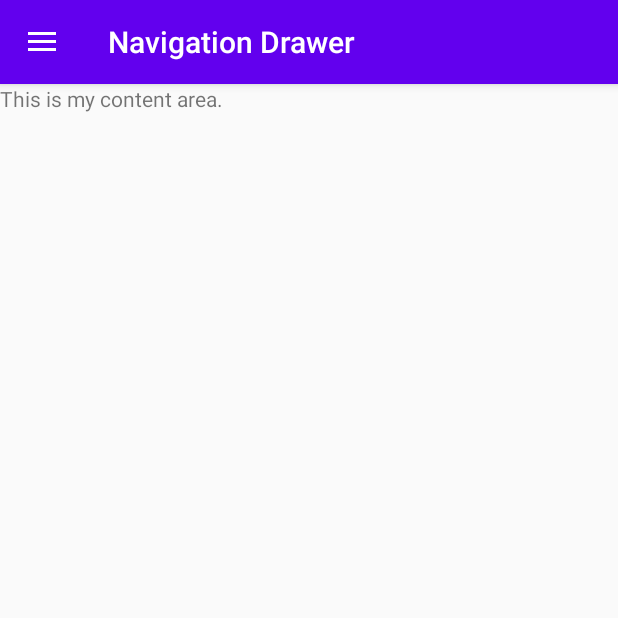
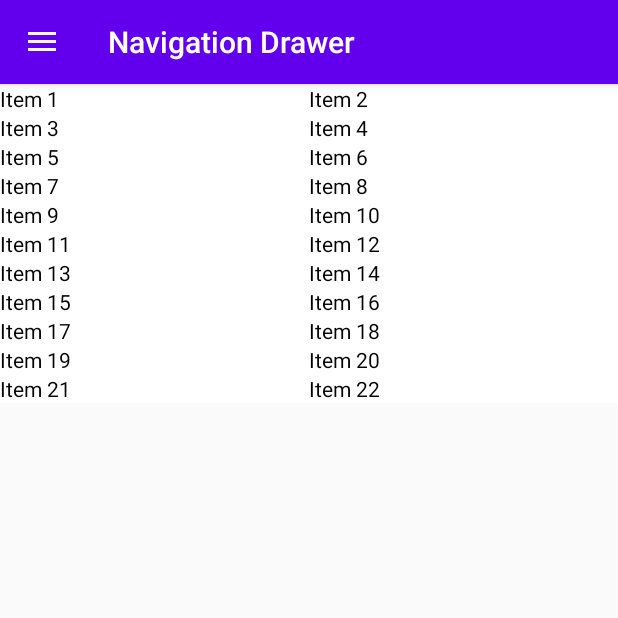
Before and after one commit to buidanhtuan/Save-Me, an Android app: the screen it shows after launch (MainActivity), in the side drawer, after a tap on "Messages", on a phone screen of 412 x 824 dp, the top half of it. Run offline under Robolectric (Android 15) with nearby library versions, the phone set to English and light mode, and no system bars.

Commit message:
update gridview

```diff
--- a/Save Me/app/src/main/java/com/buidanhtuan/saveme/MainActivity.kt
+++ b/Save Me/app/src/main/java/com/buidanhtuan/saveme/MainActivity.kt
@@ -3,6 +3,8 @@ package com.buidanhtuan.saveme
 import androidx.appcompat.app.AppCompatActivity
 import android.os.Bundle
 import android.view.MenuItem
+import android.widget.AdapterView
+import android.widget.GridView
 import android.widget.Toast
 import androidx.appcompat.app.ActionBarDrawerToggle
 import androidx.appcompat.widget.Toolbar
@@ -11,8 +13,8 @@ import androidx.drawerlayout.widget.DrawerLayout
 import com.google.android.material.navigation.NavigationView
 
 class MainActivity : AppCompatActivity(), NavigationView.OnNavigationItemSelectedListener {
-
-
+    private val itemList: Array<String>
+        get() = arrayOf("Item 1", "Item 2", "Item 3", "Item 4", "Item 5", "Item 6", "Item 7", "Item 8", "Item 9", "Item 10", "Item 11", "Item 12", "Item 13", "Item 14", "Item 15", "Item 16", "Item 17", "Item 18", "Item 19", "Item 20", "Item 21", "Item 22")
     lateinit var toolbar: Toolbar
     lateinit var drawerLayout: DrawerLayout
     lateinit var navView: NavigationView
@@ -32,6 +34,17 @@ class MainActivity : AppCompatActivity(), NavigationView.OnNavigationItemSelecte
         drawerLayout.addDrawerListener(toggle)
         toggle.syncState()
         navView.setNavigationItemSelectedListener(this)
+
+        val gridview = findViewById<GridView>(R.id.gridview)
+
+        val adapter = NoteAdapter(this, R.layout.adapter_note, itemList)
+        gridview.adapter = adapter
+
+        gridview.onItemClickListener = AdapterView.OnItemClickListener { parent, v, position, id ->
+            Toast.makeText(this@MainActivity, " Clicked Position: " + (position + 1),
+                Toast.LENGTH_SHORT).show()
+        }
+
     }
 
     override fun onNavigationItemSelected(item: MenuItem): Boolean {
--- /dev/null
+++ b/Save Me/app/src/main/java/com/buidanhtuan/saveme/NoteAdapter.kt
@@ -0,0 +1,38 @@
+package com.buidanhtuan.saveme
+
+import android.content.Context
+import android.view.LayoutInflater
+import android.view.View
+import android.view.ViewGroup
+import android.widget.ArrayAdapter
+import android.widget.ImageView
+import android.widget.TextView
+
+internal class NoteAdapter internal constructor(context: Context, private val resource: Int, private val itemList: Array<String>?) : ArrayAdapter<NoteAdapter.ItemHolder>(context, resource) {
+
+    override fun getCount(): Int {
+        return if (this.itemList != null) this.itemList.size else 0
+    }
+
+    override fun getView(position: Int, convertView: View?, parent: ViewGroup): View {
+        var convertView = convertView
+
+        val holder: ItemHolder
+        if (convertView == null) {
+            convertView = LayoutInflater.from(context).inflate(resource, null)
+            holder = ItemHolder()
+            holder.name = convertView!!.findViewById(R.id.textView)
+            convertView.tag = holder
+        } else {
+            holder = convertView.tag as ItemHolder
+        }
+
+        holder.name!!.text = this.itemList!![position]
+
+        return convertView
+    }
+
+    internal class ItemHolder {
+        var name: TextView? = null
+    }
+}
--- /dev/null
+++ b/Save Me/app/src/main/res/layout/adapter_note.xml
@@ -0,0 +1,15 @@
+<?xml version="1.0" encoding="utf-8"?>
+<LinearLayout
+    xmlns:android="http://schemas.android.com/apk/res/android"
+    android:layout_width="match_parent"
+    android:layout_height="match_parent"
+    android:background="@android:color/white"
+    android:orientation="horizontal">
+    <TextView
+        android:id="@+id/textView"
+        android:layout_width="fill_parent"
+        android:layout_height="wrap_content"
+        android:layout_gravity="center"
+        android:textColor="@android:color/black"/>
+
+</LinearLayout>
--- a/Save Me/app/src/main/res/layout/layout_content_nav.xml
+++ b/Save Me/app/src/main/res/layout/layout_content_nav.xml
@@ -32,15 +32,12 @@
 
     </com.google.android.material.appbar.AppBarLayout>
 
-
-    <LinearLayout
+    <GridView
+        android:id="@+id/gridview"
         android:layout_width="match_parent"
         android:layout_height="match_parent"
-        android:orientation="vertical">
-        <TextView
-            android:layout_width="wrap_content"
-            android:layout_height="wrap_content"
-            android:text="This is my content area."/>
-    </LinearLayout>
+        android:gravity="center"
+        android:numColumns="auto_fit"
+        android:scrollbars="none"/>
 
 </LinearLayout>
```
